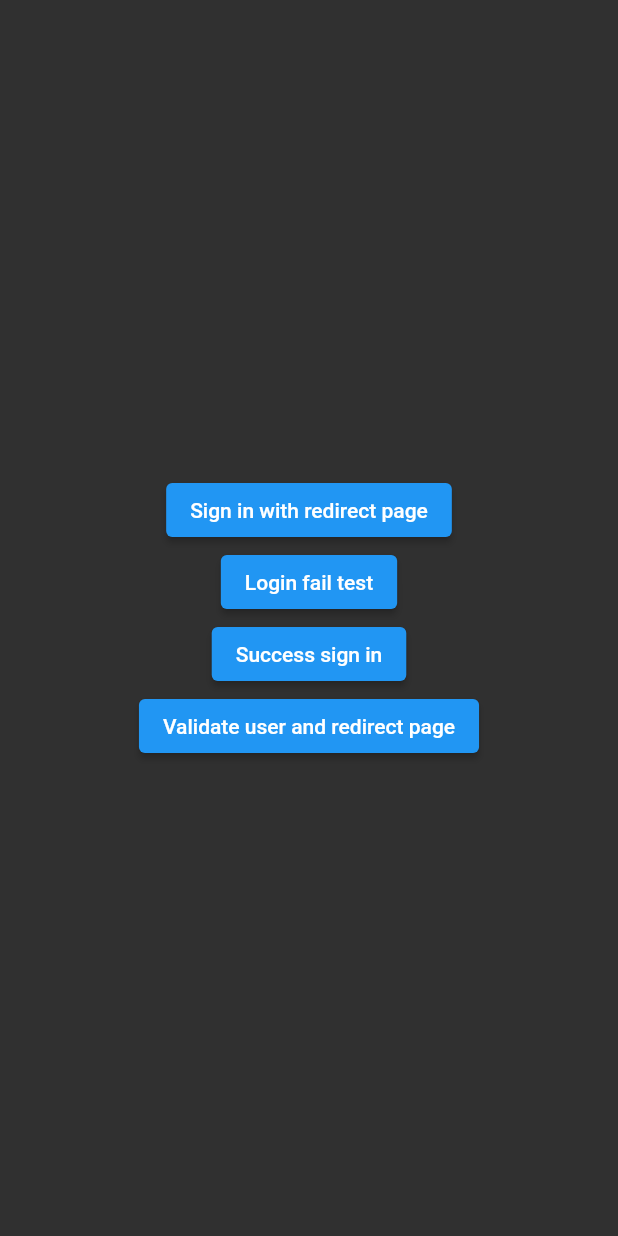
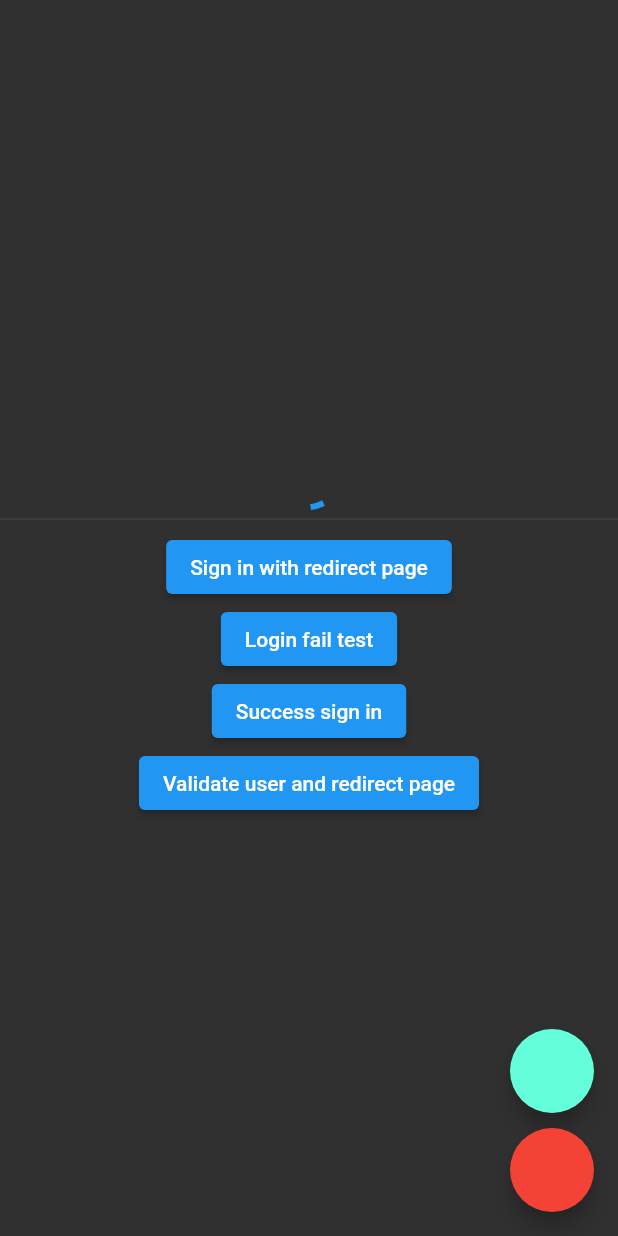
Before and after one commit to lleoserrano/asyncstate, a Flutter app: the screen it shows after launch, on a phone screen of 412 x 824 dp. Run offline on Flutter 3.47's test engine with Material 2 defaults, Android fonts, the phone set to English and light mode, and no system bars.

```diff
--- a/example/lib/home/home_page.dart
+++ b/example/lib/home/home_page.dart
@@ -8,9 +8,35 @@ class HomePage extends StatelessWidget {
   @override
   Widget build(BuildContext context) {
     return Scaffold(
+      floatingActionButton: Column(
+        mainAxisAlignment: MainAxisAlignment.end,
+        children: [
+          FloatingActionButton(
+            onPressed: () async {
+              await controller.userSuccess();
+            },
+          ),
+          const SizedBox(height: 10),
+          FloatingActionButton(
+            onPressed: () async {
+              await controller.userError();
+            },
+            backgroundColor: Colors.red,
+          ),
+        ],
+      ),
       body: Column(
         mainAxisAlignment: MainAxisAlignment.center,
         children: [
+          SizedBox(
+            height: 24,
+          ),
+          controller.myUser.build(
+            loading: () => const CircularProgressIndicator(),
+            error: (e) => Text('$e <= Este é o Erro'),
+            success: (user) => Text('${user.name!} <= Este é o User'),
+          ),
+          Divider(),
           Center(
             child: ElevatedButton(
               onPressed: () async {
--- /dev/null
+++ b/example/lib/model/user_model.dart
@@ -0,0 +1,4 @@
+class User {
+  final String? name;
+  User({this.name});
+}
--- a/lib/class/async_class.dart
+++ b/lib/class/async_class.dart
@@ -10,7 +10,6 @@ import 'package:flutter/material.dart';
 /// Static class that will start the instance
 final AsyncState asyncState = AsyncState();
 
-@protected
 class AsyncState<T> {
   Widget? defaultDialog;
   BuildContext? context;
```
Also changed, not shown: example/lib/home/home_controller.dart (+28 -0 lines), lib/class/async_value.dart (added, +61 -0 lines), example/pubspec.lock, 1 other file.
